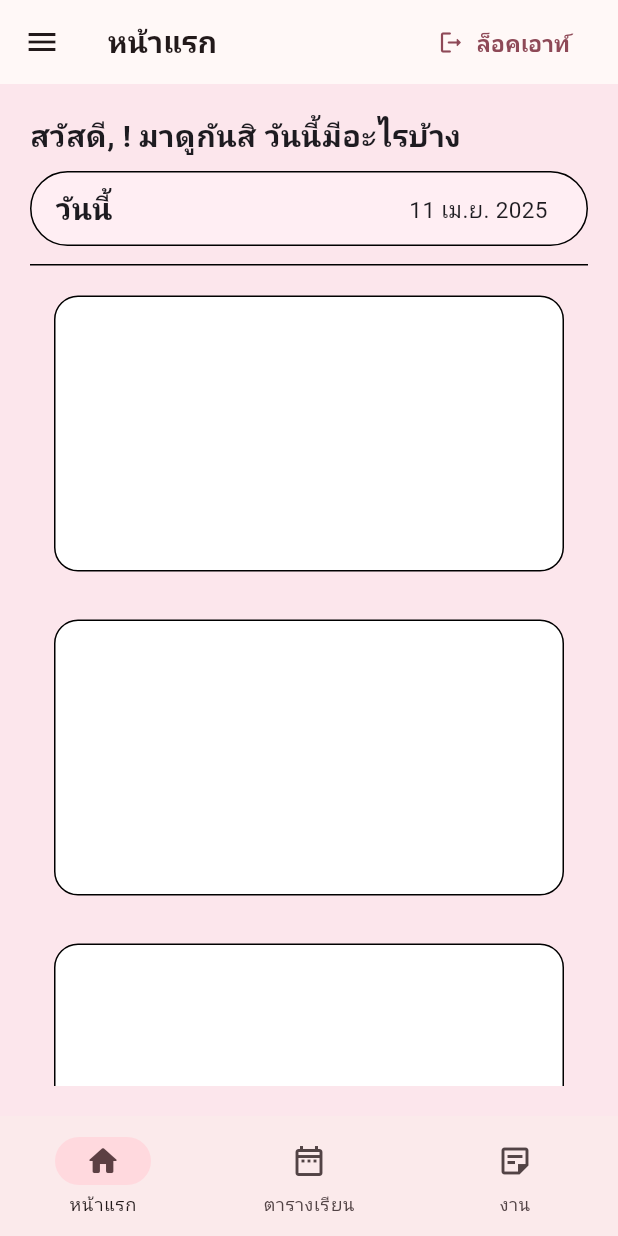
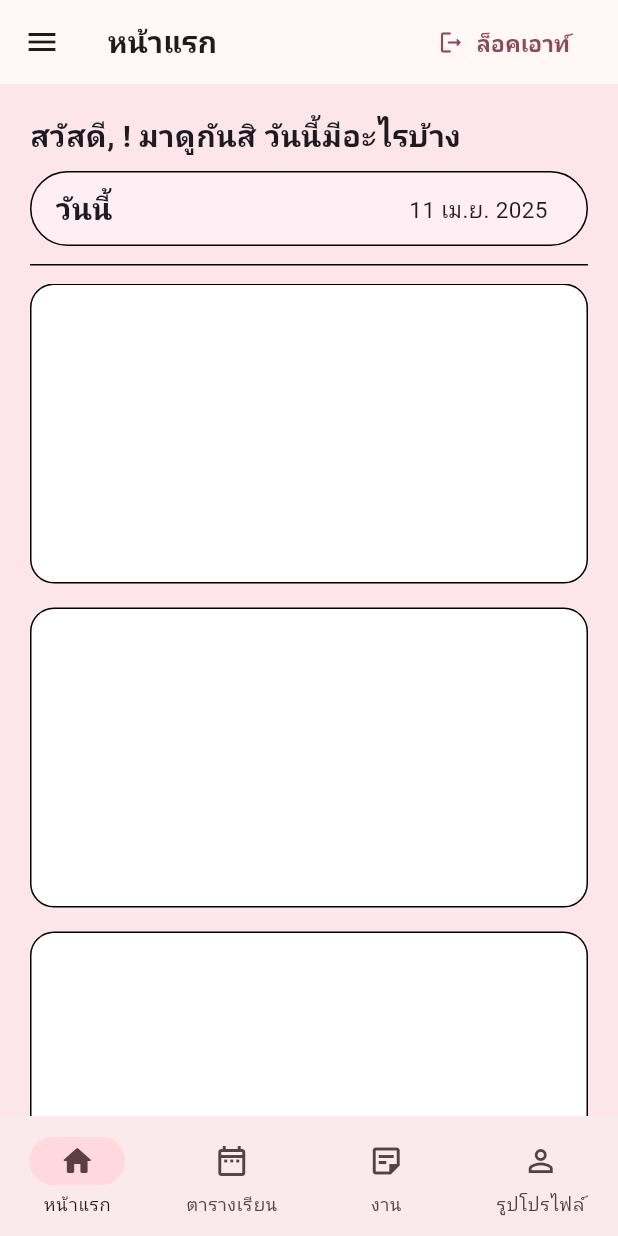
Before and after one commit to cybloxboi/School-Day, a Flutter app: the screen it shows once a user with an empty profile is signed in, on a phone screen of 412 x 824 dp. Run offline on Flutter 3.47's test engine with Material 3 defaults, Android fonts, the phone set to English and light mode, and no system bars; our stand-ins replace cloud_firestore, file_picker, firebase_auth, firebase_core, firebase_storage, flutter_local_notifications and 9 more; accounts and stored records are empty; project files that could hold a hidden picture were left out.

Commit message:
Add profile image component and update navigation menu; enhance loading animations and user profile handling

```diff
--- a/lib/data/destination.dart
+++ b/lib/data/destination.dart
@@ -24,4 +24,9 @@ const List<Destination> destinations = [
     Icon(Icons.sticky_note_2_outlined),
     Icon(Icons.sticky_note_2_rounded),
   ),
+  Destination(
+    'รูปโปรไฟล์',
+    Icon(Icons.person_outline),
+    Icon(Icons.person_rounded),
+  ),
 ];
--- a/lib/screens/home/home_page.dart
+++ b/lib/screens/home/home_page.dart
@@ -82,7 +82,11 @@ class _HomePageState extends State<HomePage> {
       ),
       backgroundColor: backgroundColor,
       body: Padding(
-        padding: const EdgeInsets.all(20),
+        padding: const EdgeInsets.only(
+          top: 20,
+          left: 20,
+          right: 20,
+        ),
         child: Column(
           mainAxisAlignment: MainAxisAlignment.start,
           crossAxisAlignment: CrossAxisAlignment.start,
@@ -163,10 +167,6 @@ class _HomePageState extends State<HomePage> {
                 itemCount: 10,
                 itemBuilder: (context, index) {
                   return Container(
-                    margin: const EdgeInsets.symmetric(
-                      horizontal: 16,
-                      vertical: 8,
-                    ),
                     decoration: BoxDecoration(
                       color: Colors.white,
                       border: Border.all(color: Colors.black),
--- a/lib/screens/navigation_menu.dart
+++ b/lib/screens/navigation_menu.dart
@@ -1,6 +1,7 @@
 import 'package:cloud_firestore/cloud_firestore.dart';
 import 'package:firebase_auth/firebase_auth.dart';
 import 'package:flutter/material.dart';
+import 'package:school_day/components/profile/profile_image.dart';
 import 'package:school_day/data/destination.dart';
 import 'package:school_day/screens/home/home_page.dart';
 import 'package:school_day/screens/timetables/timetable_page.dart';
@@ -107,6 +108,7 @@ class _NavigationMenuState extends State<NavigationMenu> {
                     userStream: _userStream,
                   ),
                   const TodoPage(),
+                  const ProfileImage(),
                 ][_selectedIndex],
               ),
             ],
--- a/lib/screens/timetables/timetable_page.dart
+++ b/lib/screens/timetables/timetable_page.dart
@@ -344,7 +344,10 @@ class _TimetablePageState extends State<TimetablePage> {
                                                 'ไม่มีตารางเรียน :>',
                                                 softWrap: true,
                                                 textAlign: TextAlign.center,
-                                                style: textTheme.headlineLarge,
+                                                style: textTheme.bodyMedium!
+                                                    .copyWith(
+                                                  fontWeight: FontWeight.bold,
+                                                ),
                                               ),
                                               Text(
                                                 'คลิกปุ่ม + เพื่อเพิ่มตารางเรียน',
--- a/lib/services/image/image_helper.dart
+++ b/lib/services/image/image_helper.dart
@@ -89,11 +89,8 @@ class ImageHelper {
         ),
         WebUiSettings(
           context: context,
+          presentStyle: WebPresentStyle.page,
           viewwMode: WebViewMode.mode_2,
-          size: const CropperSize(
-            width: 300,
-            height: 300,
-          ),
           translations: WebTranslations(
             title: title,
             rotateLeftTooltip: 'หมุนซ้าย',
```
Also changed, not shown: lib/components/profile/profile_image.dart (+47 -24 lines).
